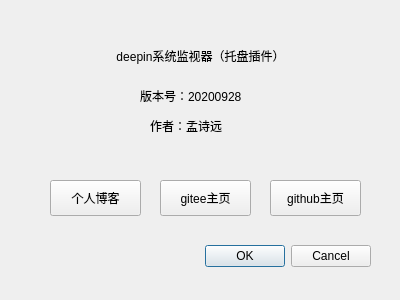
q77190858/dde-sys-monitor-plugin, file aboutdialog.ui: the form before one commit.
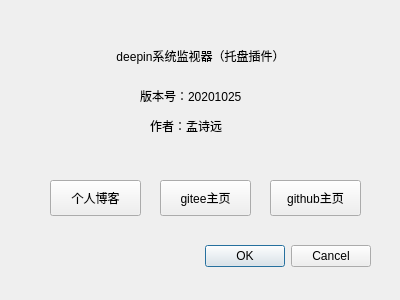
The form after the commit.

Diff of the .ui file:
```diff
--- a/aboutdialog.ui
+++ b/aboutdialog.ui
@@ -82,7 +82,7 @@
     </rect>
    </property>
    <property name="text">
-    <string>版本号：20200928</string>
+    <string>版本号：20201025</string>
    </property>
   </widget>
   <widget class="QPushButton" name="giteePushButton">
```
